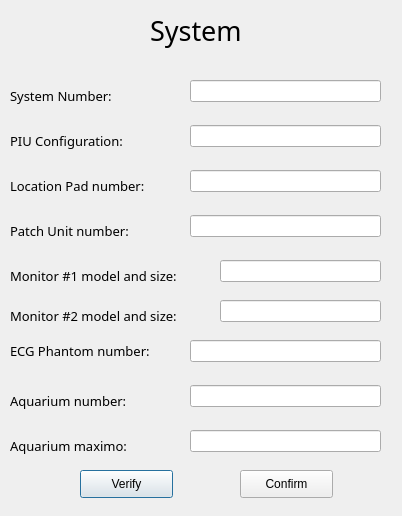
First picture: the form in Code/Forms/system_dialog.ui, repository EranYonai/Auto-Baseline, before the edit.
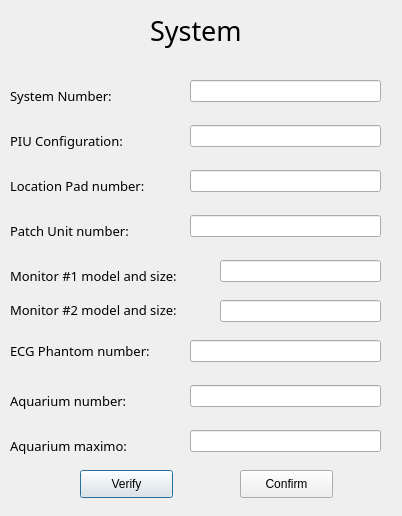
Second picture: the form after the edit.

Commit message:
Add header, fixed system dialog, and added Icon
**Changes in baseline are not viewable since I changed all '    ' to tabs (4 spaces to tab) and github doesn't like it.
1. Added Icon file
2. Added Header tab to main window
3. Added header text to txt export, xml export
4. Fixed system dialog won't print monitor 2 (I did the implementation a few days ago but forgot to actually add it to the code)

The edit to the form file:
```diff
--- a/Code/Forms/system_dialog.ui
+++ b/Code/Forms/system_dialog.ui
@@ -137,7 +137,7 @@
     <rect>
      <x>10</x>
      <y>260</y>
-     <width>221</width>
+     <width>201</width>
      <height>31</height>
     </rect>
    </property>
@@ -305,8 +305,8 @@
     <rect>
      <x>10</x>
      <y>300</y>
-     <width>221</width>
-     <height>31</height>
+     <width>211</width>
+     <height>20</height>
     </rect>
    </property>
    <property name="font">
```
Left out of the diff: 21 changed lines with no effect on the pictures. The commit also changes 8 other files.
